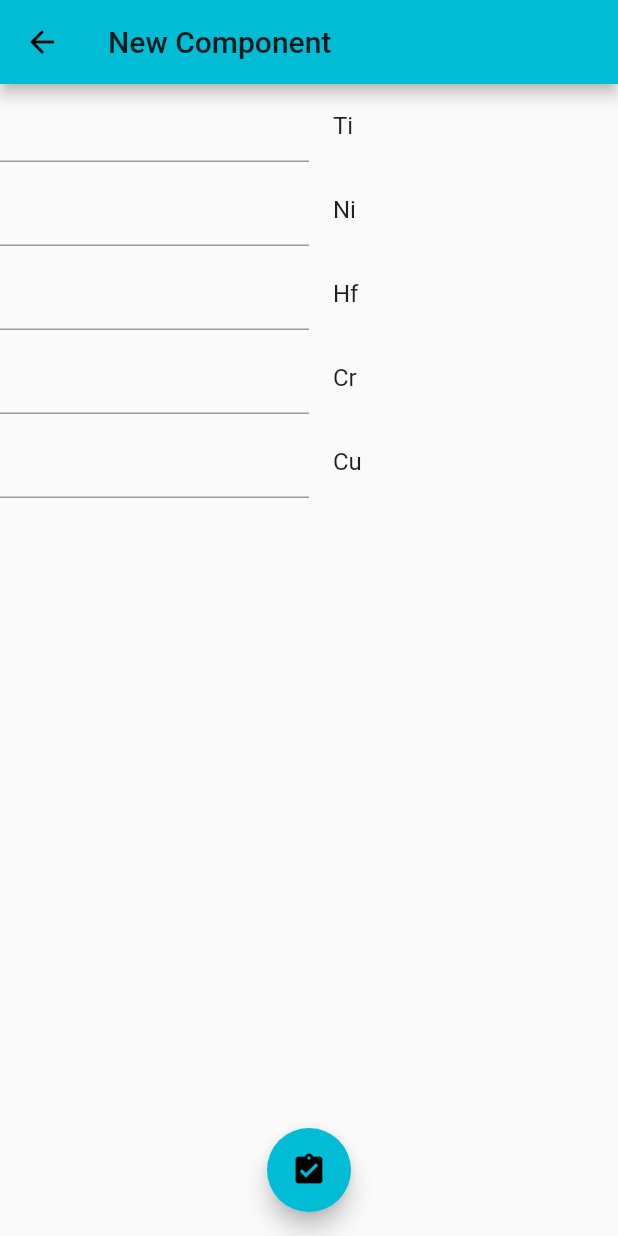
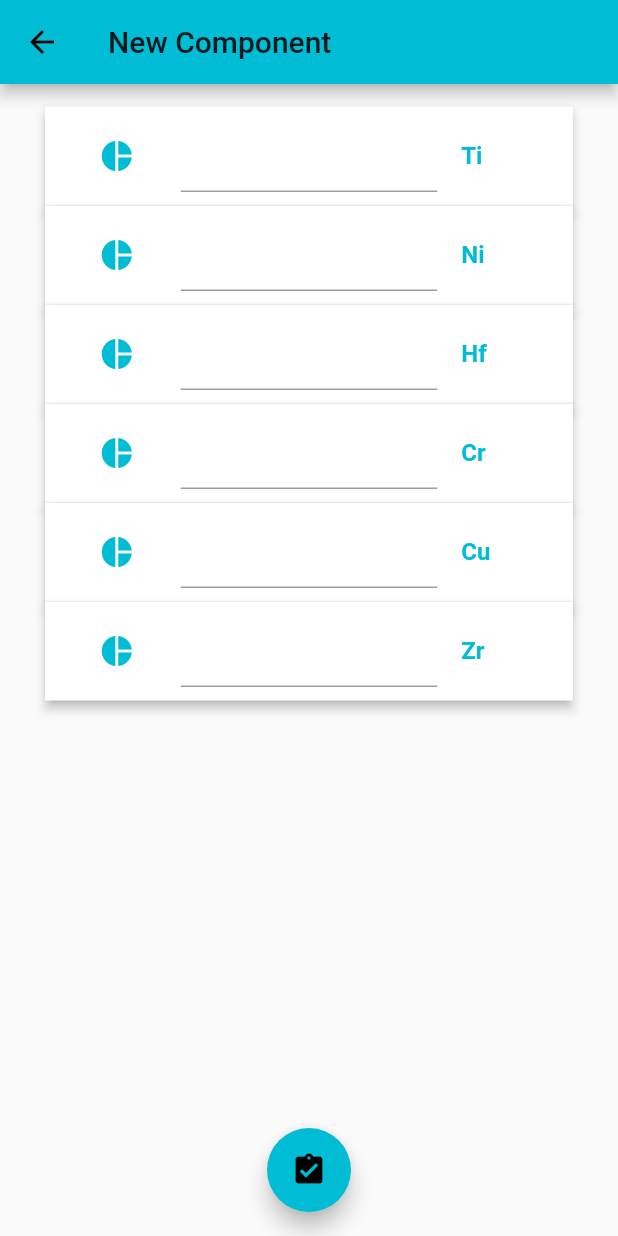
Before and after one commit to laye-d/flutter_eleCal, a Flutter app: the screen it shows after launch, item 2 of the bottom bar chosen, after a tap on the "playlist add" icon, on a phone screen of 412 x 824 dp. Run offline on Flutter 3.47's test engine with Material 2 defaults, Android fonts, the phone set to English and light mode, and no system bars; our stand-ins replace shared_preferences.

Commit message:
200622 commit

```diff
--- a/lib/elements.dart
+++ b/lib/elements.dart
@@ -2,18 +2,18 @@ import 'package:flutter/material.dart';
 import 'package:shared_preferences/shared_preferences.dart';
 
 //原子质量库
-var eleKeyList = <String>["Ti", "Ni", "Hf", "Cr", "Cu"];
-var eleValueList = <double>[47.867, 58.6934, 178.49, 51.9961, 63.546];
+var eleKeyList = <String>["Ti", "Ni", "Hf", "Cr", "Cu", "Zr"];
+var eleValueList = <double>[47.867, 58.6934, 178.49, 51.9961, 63.546, 91.2242];
 
 //历史成分库calHistoryList
 class CalHistory {
   List<String> percentList;
   List<String> eleKeyList;
   List<double> eleValueList;
-  CalHistory(this.percentList,this.eleKeyList,this.eleValueList);
+  CalHistory(this.percentList, this.eleKeyList, this.eleValueList);
 }
+
 List<CalHistory> calHistoryList = [];
-
 
 class ElementsPage extends StatefulWidget {
   @override
@@ -23,7 +23,6 @@ class ElementsPage extends StatefulWidget {
 class ElementsPageState extends State {
   var _textFieldController1 = new TextEditingController();
   var _textFieldController2 = new TextEditingController();
-
 
   /// SharedPreferences存储数据
 //  Future saveString() async {
@@ -51,45 +50,64 @@ class ElementsPageState extends State {
 //        ),
 //        floatingActionButtonLocation: FloatingActionButtonLocation.endFloat,
         body: Container(
-          padding: EdgeInsets.all(20.0),
+      padding: EdgeInsets.fromLTRB(
+        5.0,
+        15.0,
+        5.0,
+        15.0,
+      ),
       child: ListView.builder(
           itemCount: eleKeyList.length,
           itemBuilder: (BuildContext context, i) {
-                return Column(
-                  children: <Widget>[
-                    ListTile(
-                      leading: Icon(
+            return Card(
+              child: ListTile(
+
+                title: Row(children: [
+                  Expanded(flex: 1, child: Center(child: Icon(
                     Icons.hdr_strong,
                     color: Colors.cyan,
-                      ),
-                      title: Row(children: [
+                  ),)),
                   Expanded(
                       flex: 1,
+
                         child: Text(
                           eleKeyList[i],
                           style: TextStyle(
-                                  fontSize: 22,
+                              fontSize: 18,
                               fontWeight: FontWeight.bold,
                               color: Colors.cyan),
+
                       )),
                   Expanded(
                       flex: 1,
+                      child: Center(
                         child: Text(
                           eleValueList[i].toString(),
                           style: TextStyle(
-                                  fontSize: 22,
+                              fontSize: 18,
                               fontWeight: FontWeight.bold,
                               color: Colors.black54),
-                            ))
+                        ),
+                      )),
+                  Expanded(
+                      flex: 1,
+
+                        child: Center(
+                          child: Text(
+                            "g/mol",
+                            style: TextStyle(
+                                fontSize: 12,
+                                fontWeight: FontWeight.bold,
+                                color: Colors.cyan),
+                          ),
+                        ),
+                      )
                 ]),
               ),
-                    Container(
-                      child: Text(
-                        "------------------------------------------------------------------------------------------",
-                        style: TextStyle(color: Colors.cyan),
-                      ),
-                    )
-                  ],
+              margin: EdgeInsets.fromLTRB(10.0, 0.0, 10.0, 0.0),
+              shape: RoundedRectangleBorder(
+                  borderRadius: BorderRadius.all(Radius.circular(0.0))),
+              elevation: 2.0,
             );
           }),
     ));
--- a/lib/pages.dart
+++ b/lib/pages.dart
@@ -49,16 +49,23 @@ class NewComponentPageState extends State<NewComponentPage> {
       appBar: new AppBar(
         title: new Text("New Component"),
       ),
-      body: ListView.builder(
+      body: Padding(
+        padding: const EdgeInsets.all(15.0),
+        child: ListView.builder(
             itemCount: eleKeyList.length,
             itemBuilder: (context, index) {
               componentTextControllerList.add(
                   new TextEditingController()); //！ 事先建好controllerlist无效，需单个add
 //            print(componentTextControllerList.length);
-            return Row(
+              return Card(margin: EdgeInsets.fromLTRB(15.0,00.0,15.0,0.0),elevation: 3.0,
+                shape: RoundedRectangleBorder(borderRadius: BorderRadius.all(Radius.circular(0.0))),
+                child: Padding(
+                  padding: const EdgeInsets.all(5.0),
+                  child: Row(
                     children: <Widget>[
+                      Expanded(flex: 1,child: Container(child: Icon(Icons.pie_chart,color: Colors.cyan,)),),
                       Expanded(
-                    flex: 1,
+                          flex: 2,
                           child: TextField(
                             controller: componentTextControllerList[index],
                             inputFormatters: [
@@ -68,11 +75,14 @@ class NewComponentPageState extends State<NewComponentPage> {
                       Expanded(
                           flex: 1,
                           child: ListTile(
-                      title: Text(eleKeyList[index]),
+                            title: Text(eleKeyList[index],style: TextStyle(color: Colors.cyan,fontWeight: FontWeight.bold,),),
                           )),
                     ],
+                  ),
+                ),
               );
             }),
+      ),
       floatingActionButton: FloatingActionButton(
         child: Icon(Icons.assignment_turned_in),
         onPressed: () {
```
Also changed, not shown: Capture Img/Capture Img.jpg (added). Lines whose indentation alone changed are shown as unchanged.
